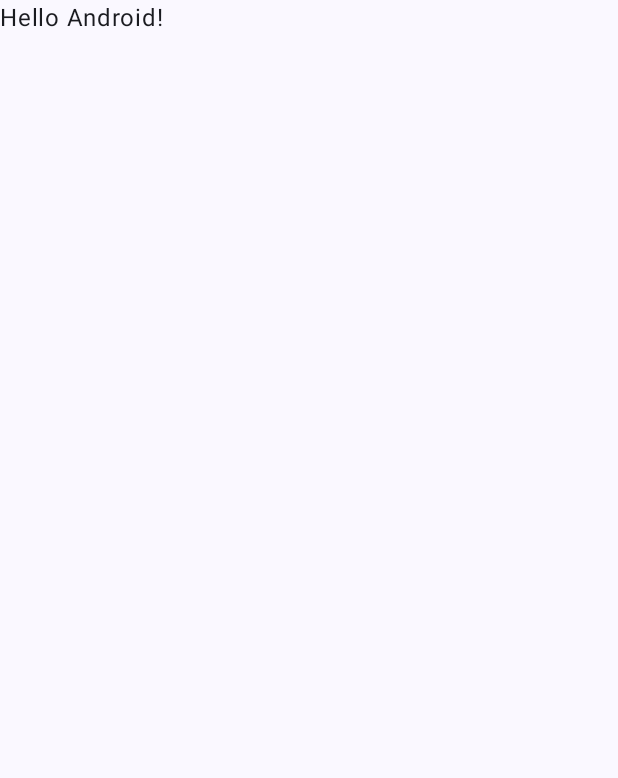
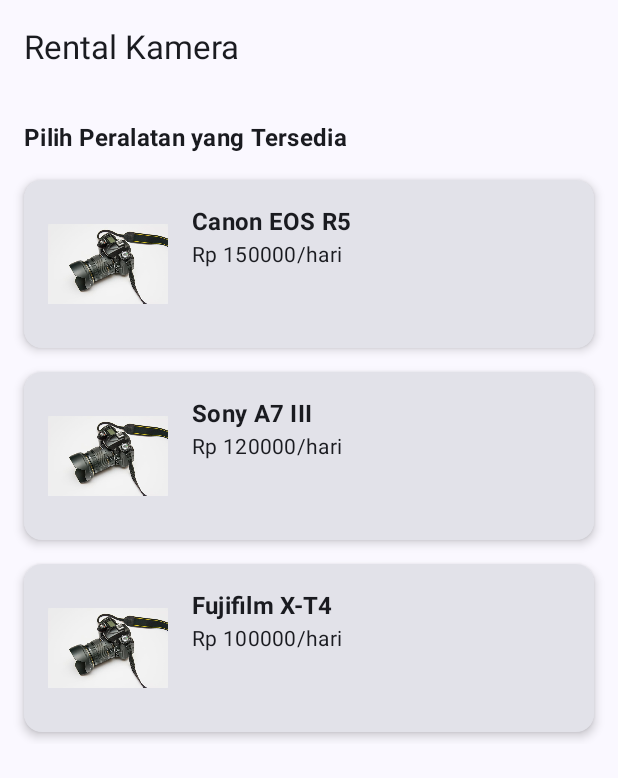
Before and after one commit to PammPammz/ResponsiPab, an Android app built with Jetpack Compose: the screen it shows after launch (MainActivity), on a phone screen of 412 x 824 dp. Before the commit the part shown is almost empty. Shown: the top 778 px of the screen. Run offline under Robolectric (Android 15) with nearby library versions, the phone set to English and light mode, and no system bars.

Commit message:
menambah list equipment

```diff
--- a/app/src/main/java/com/example/responsipab/MainActivity.kt
+++ b/app/src/main/java/com/example/responsipab/MainActivity.kt
@@ -11,37 +11,27 @@ import androidx.compose.material3.Text
 import androidx.compose.runtime.Composable
 import androidx.compose.ui.Modifier
 import androidx.compose.ui.tooling.preview.Preview
+import com.example.responsipab.data.model.Equipment
+import com.example.responsipab.ui.screen.HomeScreen
 import com.example.responsipab.ui.theme.ResponsiPabTheme
 
 class MainActivity : ComponentActivity() {
     override fun onCreate(savedInstanceState: Bundle?) {
         super.onCreate(savedInstanceState)
         enableEdgeToEdge()
+        // Dummy data sementara
+        val dummyEquipment = listOf(
+            Equipment(1, "Canon EOS R5", 150000, R.drawable.camera_1),
+            Equipment(2, "Sony A7 III", 120000, R.drawable.camera_1),
+            Equipment(3, "Fujifilm X-T4", 100000, R.drawable.camera_1)
+        )
+
         setContent {
             ResponsiPabTheme {
                 Scaffold(modifier = Modifier.fillMaxSize()) { innerPadding ->
-                    Greeting(
-                        name = "Android",
-                        modifier = Modifier.padding(innerPadding)
-                    )
+                    HomeScreen(dummyEquipment) { }
                 }
             }
         }
     }
 }
-
-@Composable
-fun Greeting(name: String, modifier: Modifier = Modifier) {
-    Text(
-        text = "Hello $name!",
-        modifier = modifier
-    )
-}
-
-@Preview(showBackground = true)
-@Composable
-fun GreetingPreview() {
-    ResponsiPabTheme {
-        Greeting("Android")
-    }
-}
--- /dev/null
+++ b/app/src/main/java/com/example/responsipab/data/model/Equipment.kt
@@ -0,0 +1,8 @@
+package com.example.responsipab.data.model
+
+data class Equipment(
+    val id: Int,
+    val name: String,
+    val pricePerDay: Int,
+    val imageRes: Int
+)
--- /dev/null
+++ b/app/src/main/java/com/example/responsipab/ui/screen/HomeScreen.kt
@@ -0,0 +1,81 @@
+package com.example.responsipab.ui.screen
+
+import androidx.compose.foundation.Image
+import androidx.compose.foundation.clickable
+import androidx.compose.foundation.layout.*
+import androidx.compose.foundation.lazy.LazyColumn
+import androidx.compose.material3.*
+import androidx.compose.runtime.Composable
+import androidx.compose.ui.Modifier
+import androidx.compose.ui.res.painterResource
+import androidx.compose.ui.text.font.FontWeight
+import androidx.compose.ui.unit.dp
+import com.example.responsipab.data.model.Equipment
+import androidx.compose.foundation.lazy.items
+
+@OptIn(ExperimentalMaterial3Api::class)
+@Composable
+fun HomeScreen(
+    equipmentList: List<Equipment>,
+    onEquipmentClick: (Equipment) -> Unit
+) {
+    Scaffold(
+        topBar = {
+            TopAppBar(
+                title = { Text("Rental Kamera") }
+            )
+        }
+    ) { padding ->
+        Column(modifier = Modifier
+            .padding(padding)
+            .padding(16.dp)
+        ) {
+            Text(
+                text = "Pilih Peralatan yang Tersedia",
+                style = MaterialTheme.typography.titleMedium,
+                fontWeight = FontWeight.Bold,
+                modifier = Modifier.padding(bottom = 8.dp)
+            )
+
+            LazyColumn {
+                items(equipmentList) { equipment ->
+                    EquipmentCard(equipment = equipment, onClick = { onEquipmentClick(equipment) })
+                }
+            }
+        }
+    }
+}
+
+@Composable
+fun EquipmentCard(
+    equipment: Equipment,
+    onClick: () -> Unit
+) {
+    Card(
+        modifier = Modifier
+            .fillMaxWidth()
+            .padding(vertical = 8.dp)
+            .clickable { onClick() },
+        elevation = CardDefaults.cardElevation(4.dp)
+    ) {
+        Row(modifier = Modifier.padding(16.dp)) {
+            Image(
+                painter = painterResource(id = equipment.imageRes),
+                contentDescription = equipment.name,
+                modifier = Modifier.size(80.dp)
+            )
+            Spacer(modifier = Modifier.width(16.dp))
+            Column {
+                Text(
+                    text = equipment.name,
+                    style = MaterialTheme.typography.titleMedium,
+                    fontWeight = FontWeight.Bold
+                )
+                Text(
+                    text = "Rp ${equipment.pricePerDay}/hari",
+                    style = MaterialTheme.typography.bodyMedium
+                )
+            }
+        }
+    }
+}
```
Also changed, not shown: app/src/main/res/drawable/camera_1.jpg (added).
